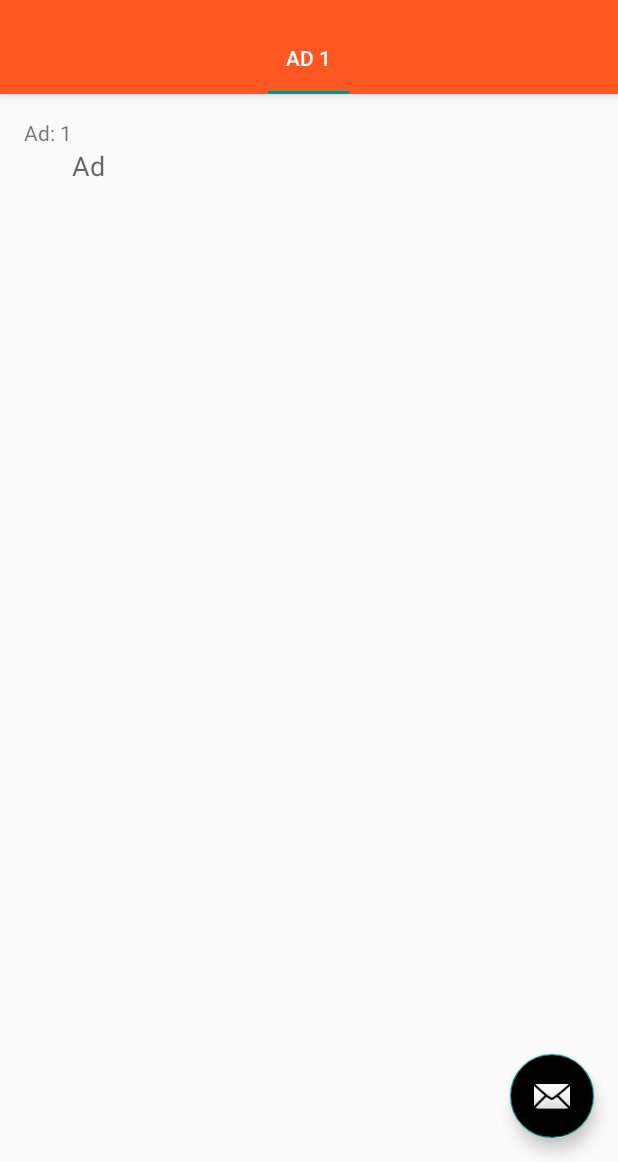
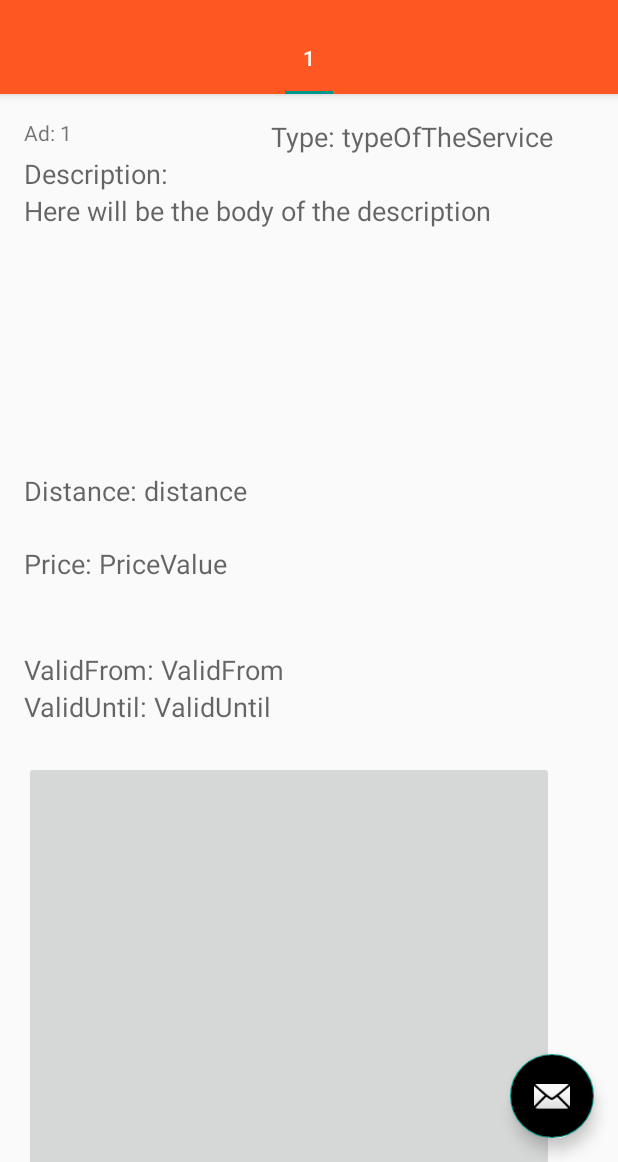
Before and after one commit to PP90/ProximityMarketProject, an Android app: the SeeNearAds screen opened directly, with no data from a screen before it, on a phone screen of 412 x 824 dp, the part 74-1236 px from its top. Run offline under Robolectric (Android 15) with nearby library versions, the phone set to English and light mode, and no system bars; 1 statement that could not run was skipped.

Commit message:
The values of the ad (except for the image) is sent to the SeeNearAd activity.

```diff
--- a/app/src/main/java/com/example/p3/myapp/ActivitiesPackage/SeeNearAds.java
+++ b/app/src/main/java/com/example/p3/myapp/ActivitiesPackage/SeeNearAds.java
@@ -19,6 +19,8 @@ import android.widget.TextView;
 import android.widget.Toast;
 
 import com.example.p3.myapp.R;
+
+import java.util.ArrayList;
 
 public class SeeNearAds extends AppCompatActivity {
 
@@ -55,6 +57,10 @@ public class SeeNearAds extends AppCompatActivity {
 
         TabLayout tabLayout = (TabLayout) findViewById(R.id.tabs);
         tabLayout.setupWithViewPager(mViewPager);
+
+
+        ArrayList<String> adList=getIntent().getStringArrayListExtra("adList");
+        Log.i(TAG, adList.toString());
 
         FloatingActionButton fab = (FloatingActionButton) findViewById(R.id.fab);
         fab.setOnClickListener(new View.OnClickListener() {
@@ -163,7 +169,6 @@ public class SeeNearAds extends AppCompatActivity {
         public int getCount() {
             // Show numberOfAds total pages.
              Intent intent = getIntent();
-             Log.i(TAG, "The value passed from previous activity is " + intent.getIntExtra("searchResult", 1));
              numberOfAds =intent.getIntExtra("searchResult", 1);
             return numberOfAds;
         }
@@ -174,7 +179,7 @@ public class SeeNearAds extends AppCompatActivity {
             int i;
             for(i=0; i< numberOfAds; i++) {
                 if(position==i)  {
-                    String cc="AD "+String.valueOf(i+1);
+                    String cc=String.valueOf(i+1);
                     return cc;}
 
             }return null;
--- a/app/src/main/java/com/example/p3/myapp/ActivitiesPackage/UserActivity.java
+++ b/app/src/main/java/com/example/p3/myapp/ActivitiesPackage/UserActivity.java
@@ -100,20 +100,26 @@ public class UserActivity extends AppCompatActivity implements View.OnClickListe
                 break;
 
             case R.id.buttonSeeNearAds:
-                ReceiveImageAsyncTask riat=new ReceiveImageAsyncTask();
-                riat.execute("https://firebasestorage.googleapis.com/v0/b/proximitymarketdb.appspot.com/o/images%2F2016-06-14+18%3A02%3A59?alt=media&token=fd1c885d-0fcc-496e-af05-59194d033ff9");
+
                 Intent goToSeeNearAdActivity = new Intent(this, SeeNearAds.class);
-                Log.i("UserActivity", "See near ad button pressed");
+
                 String latitude = String.valueOf(gps.getLatitude());
                 String longitude = String.valueOf(gps.getLongitude());
                 SearchNearAds searchNearAds = new SearchNearAds();
+
+
                 UserStatus.username="pippo@pippo.it";
                 Log.i(TAG,"username is: "+UserStatus.username);
                 searchNearAds.execute(UserStatus.username, getTypology(), getKeywords(), latitude, longitude, getDistance());
                 //The result of the query must be passed to the next activity
 
-                goToSeeNearAdActivity.putExtra("searchResult", 9);
+                ReceiveImageAsyncTask riat=new ReceiveImageAsyncTask();
+                riat.execute("https://firebasestorage.googleapis.com/v0/b/proximitymarketdb.appspot.com/o/images%2F2016-06-14+18%3A02%3A59?alt=media&token=fd1c885d-0fcc-496e-af05-59194d033ff9");
+
+
+                goToSeeNearAdActivity.putExtra("searchResult", 3);
                 goToSeeNearAdActivity.putStringArrayListExtra("adList",getAdList());//HARDCODED
+              //  goToAddNewAddActivity.putExtra("image",image);
                 startActivity(goToSeeNearAdActivity);
                 break;
 
@@ -127,7 +133,7 @@ public class UserActivity extends AppCompatActivity implements View.OnClickListe
 
     private ArrayList<String> getAdList(){
         ArrayList<String> adList=new ArrayList<>();
-        adList.add(0,"Description1,buy,10,20,30,40");
+        adList.add(0,"Description announce,buy,10,20,300");//Description, type, price, distance (in meters)
         return adList;
 
     }
--- a/app/src/main/res/layout/fragment_see_near_ads.xml
+++ b/app/src/main/res/layout/fragment_see_near_ads.xml
@@ -17,9 +17,104 @@
         android:layout_width="wrap_content"
         android:layout_height="wrap_content"
         android:textAppearance="?android:attr/textAppearanceMedium"
-        android:text="Ad "
+        android:text="Description:"
         android:id="@+id/TitleAd_textView"
-        android:layout_below="@+id/section_label"
-        android:layout_toRightOf="@+id/section_label"
-        android:layout_toEndOf="@+id/section_label" />
+        android:layout_below="@+id/typeEditTextSeeNearAds"
+        android:layout_alignParentLeft="true"
+        android:layout_alignParentStart="true" />
+
+    <TextView
+        android:layout_width="wrap_content"
+        android:layout_height="wrap_content"
+
+        android:textAppearance="?android:attr/textAppearanceMedium"
+        android:text="Here will be the body of the description"
+        android:id="@+id/descriptionEditTextSeeNearAds"
+        android:layout_alignParentLeft="true"
+        android:layout_alignParentStart="true"
+        android:width="10dp"
+        android:layout_alignRight="@+id/typeEditTextSeeNearAds"
+        android:layout_alignEnd="@+id/typeEditTextSeeNearAds"
+        android:layout_above="@+id/distEditText"
+        android:layout_below="@+id/TitleAd_textView" />
+
+    <TextView
+        android:layout_width="wrap_content"
+        android:layout_height="wrap_content"
+
+        android:textAppearance="?android:attr/textAppearanceMedium"
+        android:text="Type: typeOfTheService"
+        android:id="@+id/typeEditTextSeeNearAds"
+        android:layout_alignParentTop="true"
+        android:layout_toRightOf="@+id/validUntilEditTextSeeNearAds"
+        android:layout_toEndOf="@+id/validUntilEditTextSeeNearAds" />
+
+    <TextView
+        android:layout_width="wrap_content"
+        android:layout_height="wrap_content"
+        android:textAppearance="?android:attr/textAppearanceMedium"
+        android:text="Price: PriceValue"
+
+        android:id="@+id/priceEditTextSeeNearAds"
+        android:layout_above="@+id/validFromEditTextSeeNearAds"
+        android:layout_alignParentLeft="true"
+        android:layout_alignParentStart="true"
+        android:layout_marginBottom="46dp" />
+
+    <TextView
+        android:layout_width="wrap_content"
+
+        android:layout_height="wrap_content"
+
+        android:textAppearance="?android:attr/textAppearanceMedium"
+        android:text="ValidFrom: ValidFrom"
+        android:id="@+id/validFromEditTextSeeNearAds"
+        android:layout_centerVertical="true"
+        android:layout_alignParentLeft="true"
+        android:layout_alignParentStart="true" />
+
+    <TextView
+        android:layout_width="wrap_content"
+        android:layout_height="wrap_content"
+        android:textAppearance="?android:attr/textAppearanceMedium"
+        android:text="ValidUntil: ValidUntil"
+        android:id="@+id/validUntilEditTextSeeNearAds"
+        android:layout_below="@+id/validFromEditTextSeeNearAds"
+        android:layout_alignParentLeft="true"
+        android:layout_alignParentStart="true" />
+
+    <ImageView
+        android:layout_width="wrap_content"
+        android:layout_height="wrap_content"
+        android:id="@+id/imageView"
+        android:layout_below="@+id/validUntilEditTextSeeNearAds"
+        android:layout_marginTop="24dp"
+        android:layout_alignParentBottom="true"
+        android:layout_alignParentRight="true"
+        android:layout_alignParentEnd="true"
+        android:layout_alignParentLeft="true"
+        android:layout_alignParentStart="true" />
+
+    <ImageButton
+        android:layout_width="wrap_content"
+        android:layout_height="wrap_content"
+        android:id="@+id/imageButton"
+        android:layout_alignTop="@+id/imageView"
+        android:layout_alignParentLeft="true"
+        android:layout_alignParentStart="true"
+        android:layout_alignRight="@+id/typeEditTextSeeNearAds"
+        android:layout_alignEnd="@+id/typeEditTextSeeNearAds"
+        android:layout_alignParentBottom="true" />
+
+    <TextView
+        android:layout_width="wrap_content"
+        android:layout_height="wrap_content"
+        android:textAppearance="?android:attr/textAppearanceMedium"
+        android:text="Distance: distance"
+        android:id="@+id/distEditText"
+        android:layout_above="@+id/priceEditTextSeeNearAds"
+        android:layout_alignParentLeft="true"
+        android:layout_alignParentStart="true"
+        android:layout_marginBottom="24dp" />
+
 </RelativeLayout>
--- a/build.gradle
+++ b/build.gradle
@@ -6,6 +6,7 @@ buildscript {
     }
     dependencies {
         classpath 'com.android.tools.build:gradle:2.1.0'
+        classpath 'com.google.gms:google-services:3.0.0'
 
         // NOTE: Do not place your application dependencies here; they belong
         // in the individual module build.gradle files
--- a/gradle.properties
+++ b/gradle.properties
@@ -16,3 +16,4 @@
 # This option should only be used with decoupled projects. More details, visit
 # http://www.gradle.org/docs/current/userguide/multi_project_builds.html#sec:decoupled_projects
 # org.gradle.parallel=true
+org.gradle.jvmargs=-Xmx2048M
```
